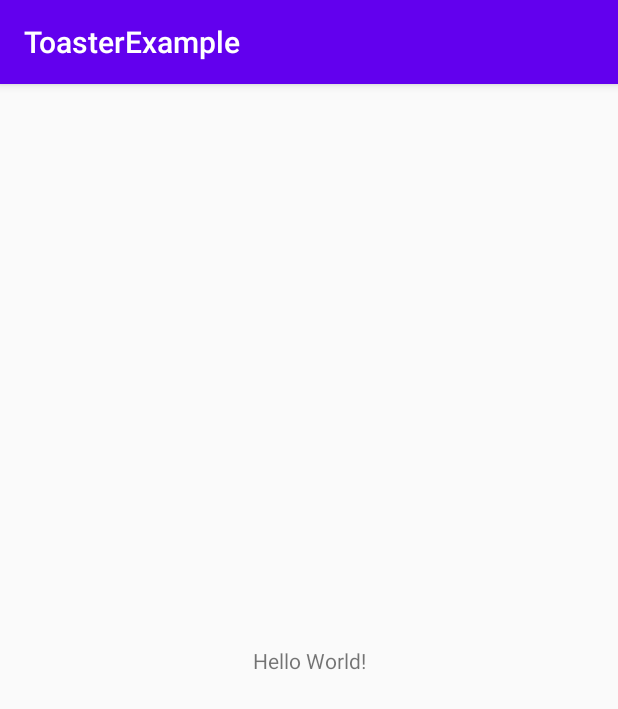
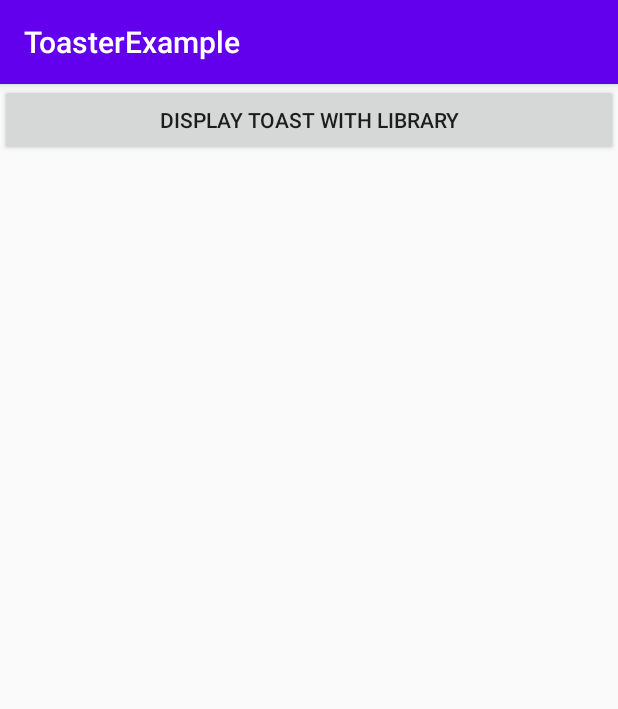
Before and after one commit to lspusta/Toaster-Library, an Android app: the screen it shows after launch (MainActivity), on a phone screen of 412 x 824 dp. Shown: the top 709 px of the screen. Run offline under Robolectric (Android 15) with nearby library versions, the phone set to English and light mode, and no system bars.

Commit message:
Added Working Example

```diff
--- a/app/build.gradle
+++ b/app/build.gradle
@@ -26,6 +26,7 @@ dependencies {
     implementation fileTree(dir: "libs", include: ["*.jar"])
     implementation 'androidx.appcompat:appcompat:1.1.0'
     implementation 'androidx.constraintlayout:constraintlayout:1.1.3'
+    implementation 'com.github.lspusta:Toaster-Library:0.1.0'
     testImplementation 'junit:junit:4.12'
     androidTestImplementation 'androidx.test.ext:junit:1.1.1'
     androidTestImplementation 'androidx.test.espresso:espresso-core:3.2.0'
--- a/app/src/main/java/itkido/me/toasterexample/MainActivity.java
+++ b/app/src/main/java/itkido/me/toasterexample/MainActivity.java
@@ -3,12 +3,25 @@ package itkido.me.toasterexample;
 import androidx.appcompat.app.AppCompatActivity;
 
 import android.os.Bundle;
+import android.view.View;
+import android.widget.Button;
+
+import itkido.me.toasterlibrary.ToasterMessage;
 
 public class MainActivity extends AppCompatActivity {
-
+    Button btnDisplayToast;
     @Override
     protected void onCreate(Bundle savedInstanceState) {
         super.onCreate(savedInstanceState);
         setContentView(R.layout.activity_main);
+        btnDisplayToast = findViewById(R.id.btnDisplayToast);
+
+        btnDisplayToast.setOnClickListener(new View.OnClickListener() {
+            @Override
+            public void onClick(View v) {
+                ToasterMessage.createToasterMessage(MainActivity.this, "Hello World!");
+            }
+        });
+
     }
 }
--- a/app/src/main/res/layout/activity_main.xml
+++ b/app/src/main/res/layout/activity_main.xml
@@ -1,18 +1,15 @@
 <?xml version="1.0" encoding="utf-8"?>
-<androidx.constraintlayout.widget.ConstraintLayout xmlns:android="http://schemas.android.com/apk/res/android"
+<RelativeLayout xmlns:android="http://schemas.android.com/apk/res/android"
     xmlns:app="http://schemas.android.com/apk/res-auto"
     xmlns:tools="http://schemas.android.com/tools"
     android:layout_width="match_parent"
     android:layout_height="match_parent"
     tools:context=".MainActivity">
 
-    <TextView
-        android:layout_width="wrap_content"
+    <Button
+        android:id="@+id/btnDisplayToast"
+        android:layout_width="match_parent"
         android:layout_height="wrap_content"
-        android:text="Hello World!"
-        app:layout_constraintBottom_toBottomOf="parent"
-        app:layout_constraintLeft_toLeftOf="parent"
-        app:layout_constraintRight_toRightOf="parent"
-        app:layout_constraintTop_toTopOf="parent" />
+        android:text="Display Toast with Library"/>
 
-</androidx.constraintlayout.widget.ConstraintLayout>
+</RelativeLayout>
--- a/build.gradle
+++ b/build.gradle
@@ -16,6 +16,7 @@ allprojects {
     repositories {
         google()
         jcenter()
+        maven { url 'https://jitpack.io' }
     }
 }
 
```
